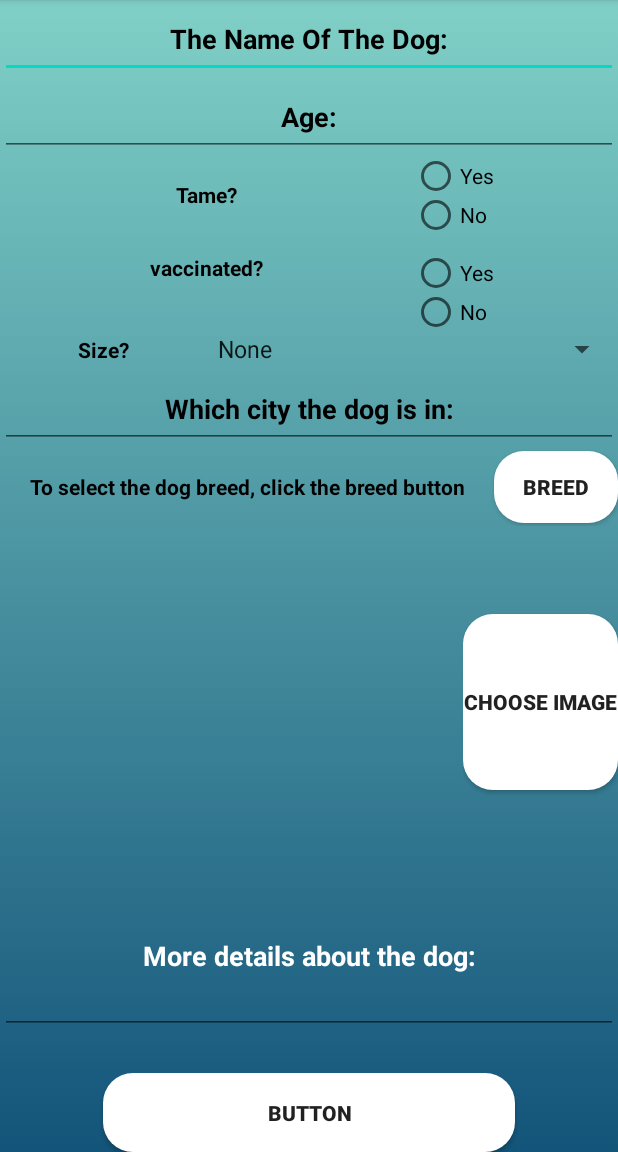
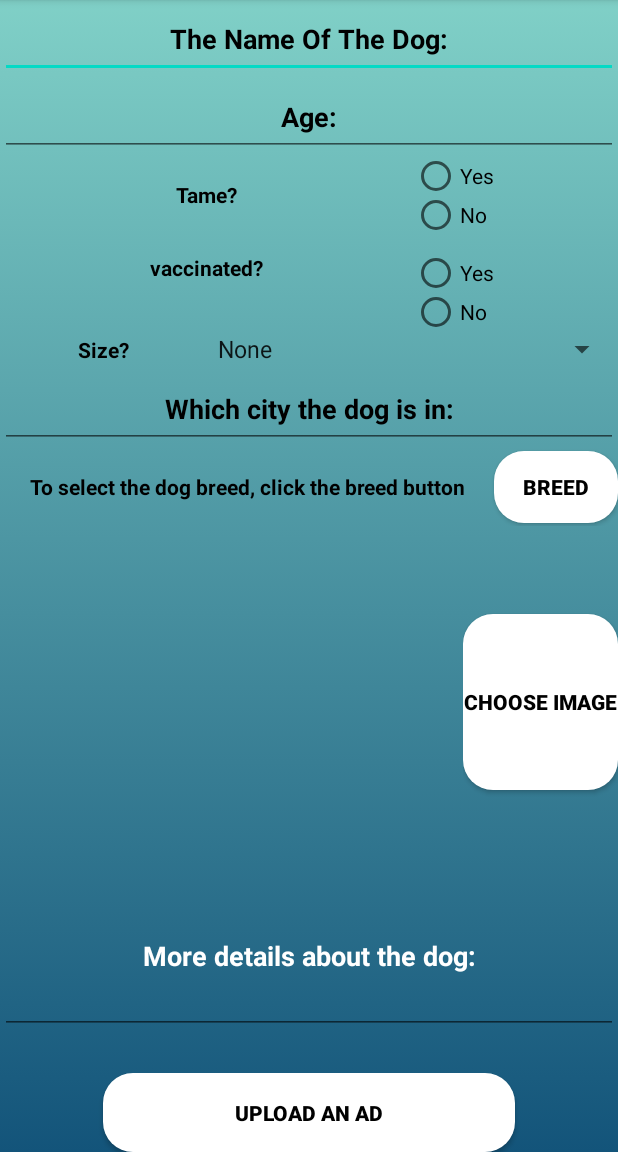
Before and after one commit to gilmadar/GilBeta, an Android app: the moser_dog screen opened directly, with no data from a screen before it, on a phone screen of 412 x 824 dp, the part 84-1236 px from its top. Run offline under Robolectric (Android 15) with nearby library versions, the phone set to English and light mode, and no system bars; our stand-ins replace Firebase (no records; nobody signed in at launch, a user with empty details on screens opened directly); 4 statements that could not run were skipped.

Commit message:
commit 1         all withou image         alll with image         oved         all with download image         finish         the last

```diff
--- a/app/src/main/java/com/example/gilbeta/YourAd.java
+++ b/app/src/main/java/com/example/gilbeta/YourAd.java
@@ -56,8 +56,8 @@ public class YourAd extends AppCompatActivity implements AdapterView.OnItemSelec
     Button btn_choose2;
     AlertDialog.Builder adb;
 
+    Upload upload = new Upload();
     Uri filePath;
-    Upload upload = new Upload();
     StorageReference mStorageRef;
     public static StorageReference Ref;
 
--- a/app/src/main/java/com/example/gilbeta/moser_dog.java
+++ b/app/src/main/java/com/example/gilbeta/moser_dog.java
@@ -65,7 +65,7 @@ import static com.example.gilbeta.FBref.refUpload;
 
 public class moser_dog extends AppCompatActivity implements AdapterView.OnItemSelectedListener {
     String Breed, SizeDog, City, Age, FullName, PhoneNumber, Email, Description = " ", DogName, UID ;
-    Boolean tame, Vaccinated;
+    Boolean tame, Vaccinated,photo = false;
     RadioButton rbYes, rbNo, rbYes2, rbNo2;
     EditText etCity, age, EtDescription, Dog;
     Upload Upload;
@@ -166,6 +166,7 @@ public class moser_dog extends AppCompatActivity implements AdapterView.OnItemSe
             try {
                 Bitmap bitmap = MediaStore.Images.Media.getBitmap(getContentResolver(), filePath);
                 imageView.setImageBitmap(bitmap);
+                photo = true;
             } catch (IOException e) {
                 e.printStackTrace();
             }
@@ -223,7 +224,7 @@ public class moser_dog extends AppCompatActivity implements AdapterView.OnItemSe
 
 
         if(TextUtils.isEmpty(City) || TextUtils.isEmpty(Age) || TextUtils.isEmpty(Breed) ||
-                (!rbYes2.isChecked() && !rbNo2.isChecked()) || (!rbYes.isChecked() && !rbNo.isChecked()) ||  SizeDog.equals("None")){
+                (!rbYes2.isChecked() && !rbNo2.isChecked()) || (!rbYes.isChecked() && !rbNo.isChecked()) ||  SizeDog.equals("None") || photo==false){
             Toast.makeText(this, "You must fill in all fields", Toast.LENGTH_LONG).show();
         }
         else {
--- a/app/src/main/res/layout/activity_mehmezh_dog.xml
+++ b/app/src/main/res/layout/activity_mehmezh_dog.xml
@@ -32,6 +32,8 @@
         android:layout_width="match_parent"
         android:layout_height="0dp"
         android:layout_weight="1"
+        android:layoutDirection="ltr"
+
         android:orientation="horizontal">
 
         <Button
@@ -39,6 +41,7 @@
             android:layout_width="42dp"
             android:layout_height="wrap_content"
             android:layout_weight="1"
+            android:onClick="back"
             android:background="@drawable/btnbackgrounds"
             android:text="Back" />
 
--- a/app/src/main/res/layout/activity_moser_dog.xml
+++ b/app/src/main/res/layout/activity_moser_dog.xml
@@ -196,6 +196,7 @@
             android:layout_weight="2"
             android:background="@drawable/btnbackgrounds"
             android:onClick="FindBreed"
+            android:textColor="#000000"
             android:textStyle="bold"
             android:text="breed" />
 
@@ -234,6 +235,8 @@
                 android:layout_weight="1"
                 android:background="@drawable/btnbackgrounds"
                 android:textStyle="bold"
+                android:textColor="#000000"
+
                 android:text="Choose image" />
 
             <Space
@@ -282,7 +285,8 @@
             android:layout_weight="4"
             android:background="@drawable/btnbackgrounds"
             android:onClick="read"
-            android:text="Button"
+            android:textColor="#000000"
+            android:text="Upload an ad"
             android:textStyle="bold" />
 
         <Space
```
Also changed, not shown: app/src/main/java/com/example/gilbeta/Breed_Chooce.java (+4 -3 lines), app/src/main/java/com/example/gilbeta/mehmezh_dog.java (+7 -4 lines), app/src/main/java/com/example/gilbeta/profile.java (+8 -0 lines).
